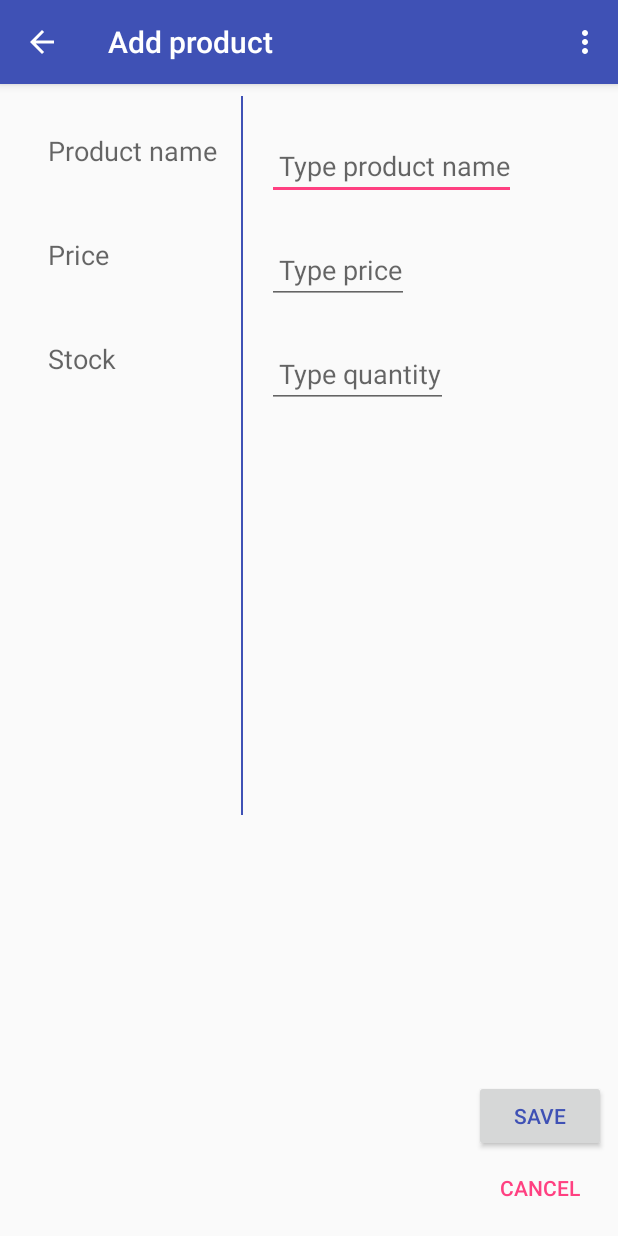
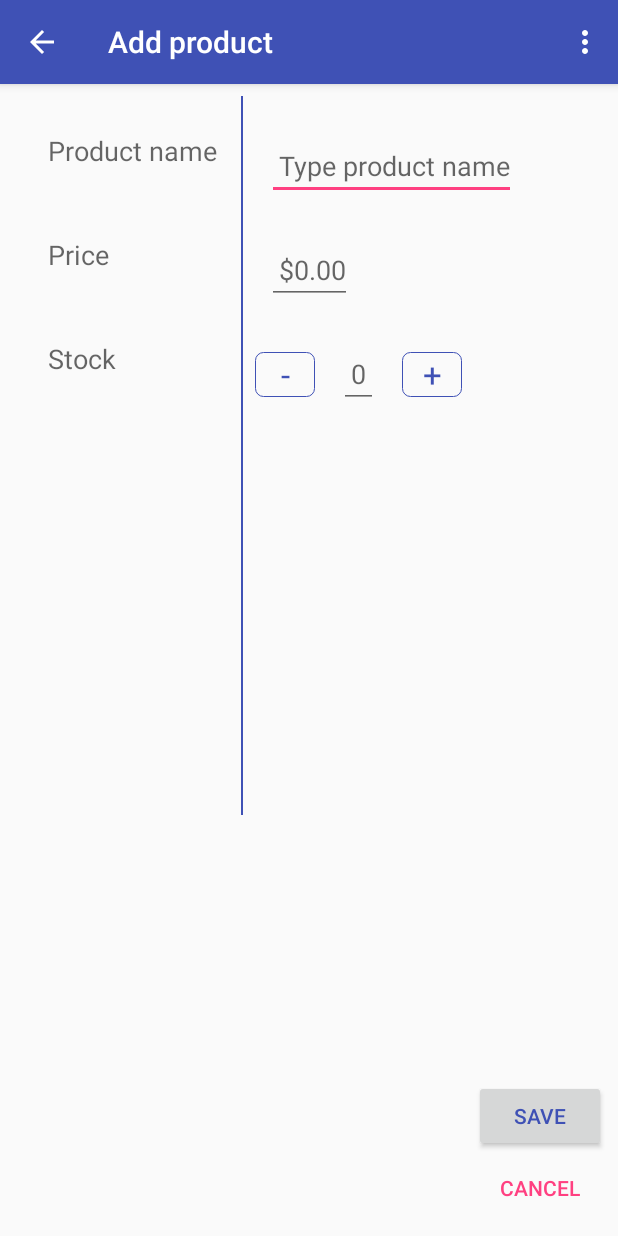
Before and after one commit to zachsg/InventoreeApp, an Android app: the EditorActivity screen opened directly, with no data from a screen before it, on a phone screen of 412 x 824 dp. Run offline under Robolectric (Android 15) with nearby library versions, the phone set to English and light mode, and no system bars.

Commit message:
Added increment/decrement functionality (and buttons) to EditorActivity for the product stock (quantity) value.

```diff
--- a/app/src/main/java/com/example/zachg/inventoree/EditorActivity.java
+++ b/app/src/main/java/com/example/zachg/inventoree/EditorActivity.java
@@ -31,6 +31,8 @@ public class EditorActivity extends AppCompatActivity
     private EditText mNameEditText;
     private EditText mPriceEditText;
     private EditText mStockEditText;
+
+    private int mCurrentStock = 0;
 
     private View.OnTouchListener mTouchListener = new View.OnTouchListener() {
         @Override
@@ -75,9 +77,6 @@ public class EditorActivity extends AppCompatActivity
 
     @Override
     public boolean onOptionsItemSelected(MenuItem item) {
-        // Handle action bar item clicks here. The action bar will
-        // automatically handle clicks on the Home/Up button, so long
-        // as you specify a parent activity in AndroidManifest.xml.
         int id = item.getItemId();
 
         if (id == R.id.editor_action_delete) {
@@ -140,6 +139,24 @@ public class EditorActivity extends AppCompatActivity
         }
     }
 
+    public void decrementStock(View view) {
+        if (!mStockEditText.getText().toString().trim().isEmpty()) {
+            mCurrentStock = Integer.parseInt(mStockEditText.getText().toString().trim());
+        }
+        if (mCurrentStock > 0) {
+            mCurrentStock--;
+            mStockEditText.setText(Integer.toString(mCurrentStock));
+        }
+    }
+
+    public void incrementStock(View view) {
+        if (!mStockEditText.getText().toString().trim().isEmpty()) {
+            mCurrentStock = Integer.parseInt(mStockEditText.getText().toString().trim());
+        }
+        mCurrentStock++;
+        mStockEditText.setText(Integer.toString(mCurrentStock));
+    }
+
     @Override
     public Loader<Cursor> onCreateLoader(int id, Bundle args) {
         String[] projection = {
--- a/app/src/main/java/com/example/zachg/inventoree/MainActivity.java
+++ b/app/src/main/java/com/example/zachg/inventoree/MainActivity.java
@@ -75,9 +75,6 @@ public class MainActivity extends AppCompatActivity
 
     @Override
     public boolean onOptionsItemSelected(MenuItem item) {
-        // Handle action bar item clicks here. The action bar will
-        // automatically handle clicks on the Home/Up button, so long
-        // as you specify a parent activity in AndroidManifest.xml.
         int id = item.getItemId();
 
         if (id == R.id.main_action_delete) {
--- a/app/src/main/res/layout/activity_editor.xml
+++ b/app/src/main/res/layout/activity_editor.xml
@@ -58,15 +58,49 @@
         app:layout_constraintBottom_toBottomOf="@id/product_price_input"
         android:text="@string/editor_product_price_label" />
 
+    <Button
+        android:id="@+id/decrement_button"
+        android:layout_width="40dp"
+        android:layout_height="30dp"
+        android:background="@drawable/button_border"
+        app:layout_constraintLeft_toRightOf="@id/separator"
+        app:layout_constraintTop_toBottomOf="@id/product_price_input"
+        android:textAppearance="@style/Base.TextAppearance.AppCompat.Large"
+        android:textColor="@color/colorPrimary"
+        android:layout_marginTop="32dp"
+        android:layout_marginLeft="8dp"
+        android:layout_marginStart="8dp"
+        android:onClick="decrementStock"
+        android:text="@string/editor_decrement_button" />
+
     <EditText
         android:id="@+id/product_stock_input"
         android:layout_width="wrap_content"
         android:layout_height="wrap_content"
         android:inputType="number"
         app:layout_constraintTop_toBottomOf="@id/product_price_input"
-        app:layout_constraintLeft_toRightOf="@id/separator"
+        app:layout_constraintLeft_toRightOf="@id/decrement_button"
         style="@style/EditorInputs"
+        android:paddingLeft="8dp"
+        android:paddingStart="8dp"
+        android:paddingRight="8dp"
+        android:paddingEnd="8dp"
         android:hint="@string/editor_product_stock_hint"/>
+
+    <Button
+        android:id="@+id/increment_button"
+        android:layout_width="40dp"
+        android:layout_height="30dp"
+        android:background="@drawable/button_border"
+        app:layout_constraintLeft_toRightOf="@id/product_stock_input"
+        app:layout_constraintTop_toBottomOf="@id/product_price_input"
+        android:textAppearance="@style/Base.TextAppearance.AppCompat.Large"
+        android:textColor="@color/colorPrimary"
+        android:onClick="incrementStock"
+        android:layout_marginTop="32dp"
+        android:layout_marginLeft="16dp"
+        android:layout_marginStart="16dp"
+        android:text="@string/editor_increment_button" />
 
     <TextView
         android:id="@+id/product_stock_label"
--- a/app/src/main/res/values/strings.xml
+++ b/app/src/main/res/values/strings.xml
@@ -23,10 +23,12 @@
     <string name="editor_product_price_label">Price</string>
     <string name="editor_product_stock_label">Stock</string>
     <string name="editor_product_name_hint">Type product name</string>
-    <string name="editor_product_price_hint">Type  price</string>
-    <string name="editor_product_stock_hint">Type quantity</string>
+    <string name="editor_product_price_hint">$0.00</string>
+    <string name="editor_product_stock_hint">0</string>
     <string name="editor_cancel_button">Cancel</string>
     <string name="editor_save_button">Save</string>
+    <string name="editor_increment_button">+</string>
+    <string name="editor_decrement_button">-</string>
 
     <!-- Toast string for EditorActivity -->
     <string name="no_name_product">Product must have a name</string>
```
